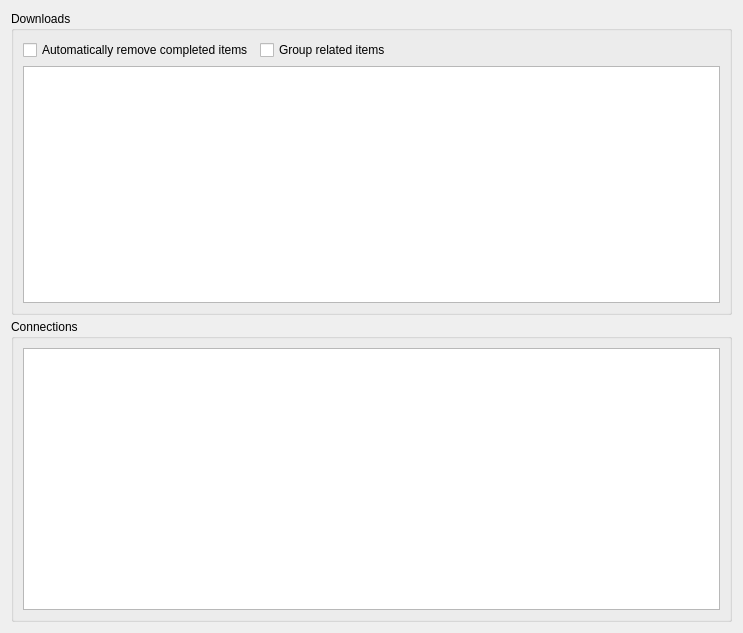
ensisoft/newsflash-plus, file gui/downloads.ui: the form before one commit.
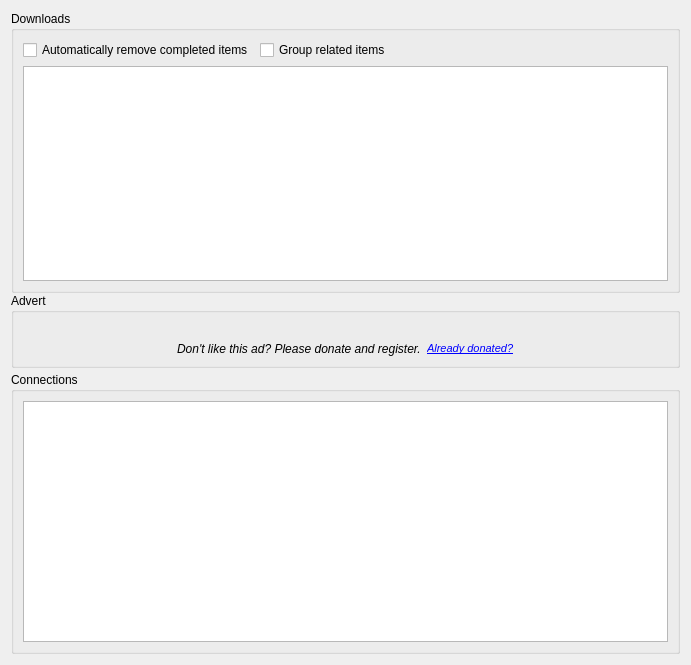
The form after the commit. Icons and pictures are not drawn.

Commit message:
Added a Usenext banner advertisment in the downloads tab
Added a Usenext banner advertisment in the downloads tab.

Diff of the .ui file:
```diff
--- a/gui/downloads.ui
+++ b/gui/downloads.ui
@@ -6,8 +6,8 @@
    <rect>
     <x>0</x>
     <y>0</y>
-    <width>743</width>
-    <height>633</height>
+    <width>691</width>
+    <height>665</height>
    </rect>
   </property>
   <property name="windowTitle">
@@ -100,6 +100,105 @@
        </layout>
       </widget>
      </item>
+     <item>
+      <widget class="QGroupBox" name="grpAdvert">
+       <property name="sizePolicy">
+        <sizepolicy hsizetype="Preferred" vsizetype="Preferred">
+         <horstretch>0</horstretch>
+         <verstretch>0</verstretch>
+        </sizepolicy>
+       </property>
+       <property name="title">
+        <string>Advert</string>
+       </property>
+       <layout class="QHBoxLayout" name="horizontalLayout_2">
+        <item>
+         <spacer name="horizontalSpacer_2">
+          <property name="orientation">
+           <enum>Qt::Horizontal</enum>
+          </property>
+          <property name="sizeHint" stdset="0">
+           <size>
+            <width>40</width>
+            <height>20</height>
+           </size>
+          </property>
+         </spacer>
+        </item>
+        <item>
+         <layout class="QVBoxLayout" name="verticalLayout_2">
+          <item>
+           <widget class="QLabel" name="lblMovie">
+            <property name="cursor">
+             <cursorShape>PointingHandCursor</cursorShape>
+            </property>
+            <property name="mouseTracking">
+             <bool>true</bool>
+            </property>
+            <property name="frameShape">
+             <enum>QFrame::NoFrame</enum>
+            </property>
+            <property name="frameShadow">
+             <enum>QFrame::Plain</enum>
+            </property>
+            <property name="text">
+             <string/>
+            </property>
+            <property name="pixmap">
+             <pixmap>:/resource/uns-special.gif</pixmap>
+            </property>
+           </widget>
+          </item>
+          <item>
+           <layout class="QHBoxLayout" name="horizontalLayout_3">
+            <item>
+             <widget class="QLabel" name="lblPlead">
+              <property name="font">
+               <font>
+                <italic>true</italic>
+               </font>
+              </property>
+              <property name="text">
+               <string>Don't like this ad? Please donate and register.</string>
+              </property>
+             </widget>
+            </item>
+            <item>
+             <widget class="QLabel" name="lblRegister">
+              <property name="font">
+               <font>
+                <italic>false</italic>
+               </font>
+              </property>
+              <property name="text">
+               <string>&lt;!DOCTYPE HTML PUBLIC &quot;-//W3C//DTD HTML 4.0//EN&quot; &quot;http://www.w3.org/TR/REC-html40/strict.dtd&quot;&gt;
+&lt;html&gt;&lt;head&gt;&lt;meta name=&quot;qrichtext&quot; content=&quot;1&quot; /&gt;&lt;style type=&quot;text/css&quot;&gt;
+p, li { white-space: pre-wrap; }
+&lt;/style&gt;&lt;/head&gt;&lt;body style=&quot; font-family:'Sans Serif'; font-size:8pt; font-weight:400; font-style:normal;&quot;&gt;
+&lt;p style=&quot; margin-top:0px; margin-bottom:0px; margin-left:0px; margin-right:0px; -qt-block-indent:0; text-indent:0px;&quot;&gt;&lt;a href=&quot;search.html&quot;&gt;&lt;span style=&quot; font-family:'MS Shell Dlg 2'; font-style:italic; text-decoration: underline; color:#0000ff;&quot;&gt;Already donated?&lt;/span&gt;&lt;/a&gt;&lt;/p&gt;&lt;/body&gt;&lt;/html&gt;</string>
+              </property>
+             </widget>
+            </item>
+           </layout>
+          </item>
+         </layout>
+        </item>
+        <item>
+         <spacer name="horizontalSpacer_3">
+          <property name="orientation">
+           <enum>Qt::Horizontal</enum>
+          </property>
+          <property name="sizeHint" stdset="0">
+           <size>
+            <width>40</width>
+            <height>20</height>
+           </size>
+          </property>
+         </spacer>
+        </item>
+       </layout>
+      </widget>
+     </item>
      <item>
       <widget class="QLabel" name="splitter">
        <property name="maximumSize">
```
The commit also changes 4 other files.
